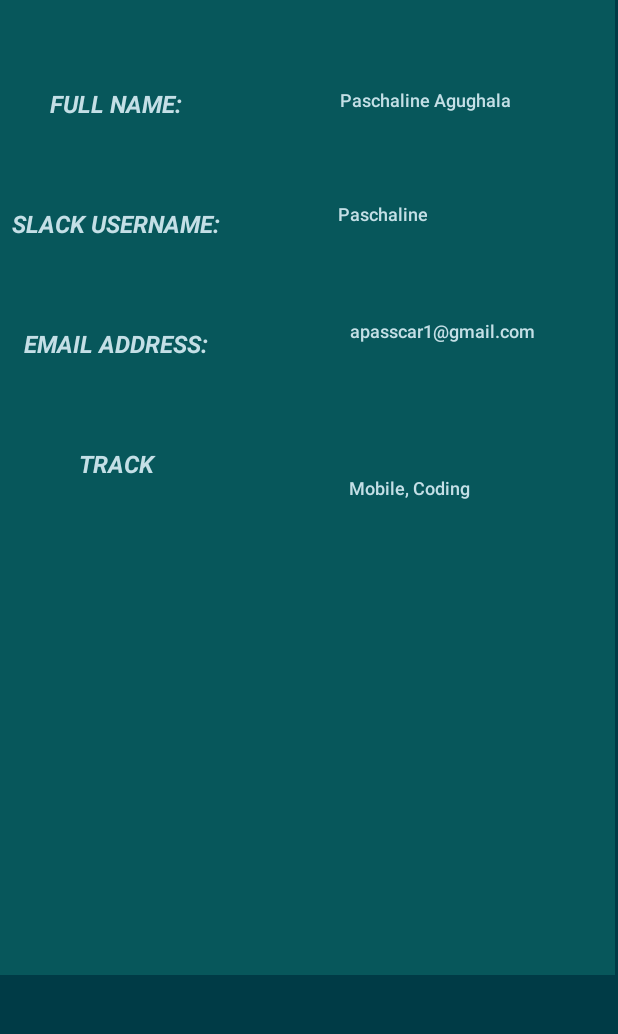
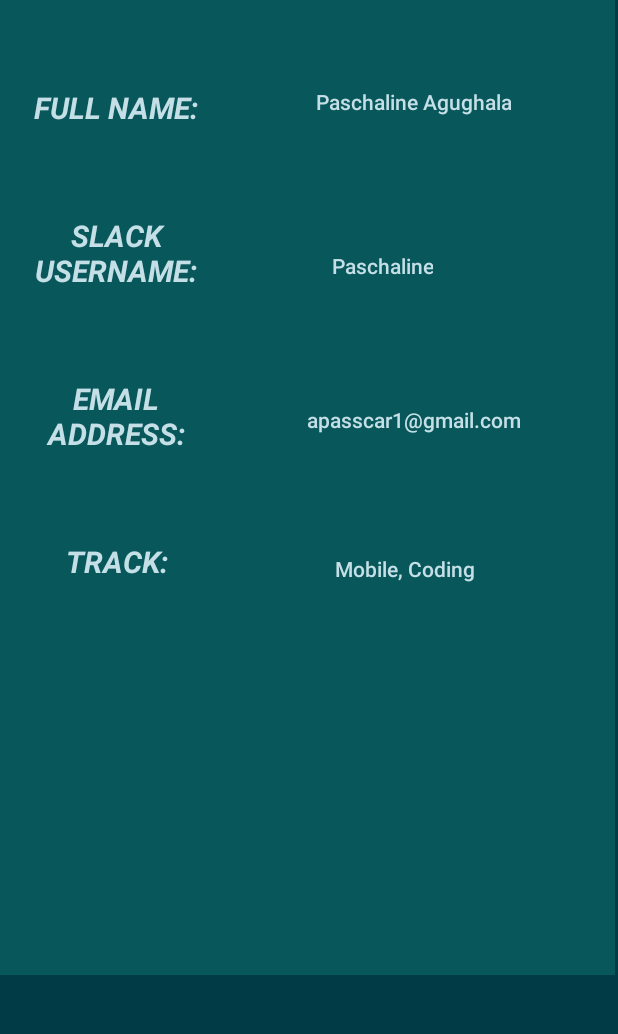
Before and after one commit to passcarlean/basicInformationJava, an Android app: the screen it shows after launch (MainActivity), on a phone screen of 412 x 824 dp, the part 96-1130 px from its top. Run offline under Robolectric (Android 15) with nearby library versions, the phone set to English and light mode, and no system bars.

Commit message:
# myFirstApp
This is a Java app created using Android Studio that  displays my basic information which includes:

My full name
Slack Username
Start.NG email address
Tracks i belong to

```diff
--- a/app/build.gradle
+++ b/app/build.gradle
@@ -17,6 +17,7 @@ android {
             proguardFiles getDefaultProguardFile('proguard-android-optimize.txt'), 'proguard-rules.pro'
         }
     }
+    sourceSets { main { res.srcDirs = ['src/main/res', 'src/main/images'] } }
 }
 
 dependencies {
--- a/app/src/main/res/layout/activity_main.xml
+++ b/app/src/main/res/layout/activity_main.xml
@@ -54,9 +54,9 @@
             android:layout_below="@id/name"
             android:layout_alignEnd="@id/slack_name"
             android:layout_alignRight="@id/slack_name"
-            android:layout_marginTop="51dp"
-            android:layout_marginEnd="-137dp"
-            android:layout_marginRight="-137dp"
+            android:layout_marginTop="82dp"
+            android:layout_marginEnd="-141dp"
+            android:layout_marginRight="-141dp"
             android:text="@string/username" />
 
         <TextView
@@ -71,9 +71,9 @@
             android:layout_below="@id/username"
             android:layout_alignEnd="@id/email_address"
             android:layout_alignRight="@id/email_address"
-            android:layout_marginTop="53dp"
-            android:layout_marginEnd="-209dp"
-            android:layout_marginRight="-209dp"
+            android:layout_marginTop="75dp"
+            android:layout_marginEnd="-200dp"
+            android:layout_marginRight="-200dp"
             android:text="@string/email" />
 
         <TextView
@@ -88,9 +88,9 @@
             android:layout_below="@id/email"
             android:layout_alignEnd="@id/tracks_name"
             android:layout_alignRight="@id/tracks_name"
-            android:layout_marginTop="80dp"
-            android:layout_marginEnd="-166dp"
-            android:layout_marginRight="-166dp"
+            android:layout_marginTop="72dp"
+            android:layout_marginEnd="-169dp"
+            android:layout_marginRight="-169dp"
             android:text="@string/track" />
 
 
--- a/app/src/main/res/values/colors.xml
+++ b/app/src/main/res/values/colors.xml
@@ -3,5 +3,4 @@
     <color name="colorPrimary">#003B46</color>
     <color name="colorPrimaryDark">#07575B</color>
     <color name="colorAccent">#07575B</color>
-    <color name="screenBackground">#C4DFE6</color>
 </resources>
--- a/app/src/main/res/values/strings.xml
+++ b/app/src/main/res/values/strings.xml
@@ -9,7 +9,7 @@
     <string name="username">Paschaline </string>
     <string name="email_address">EMAIL ADDRESS:</string>
     <string name="email">apasscar1@gmail.com</string>
-    <string name="tracks_name">TRACK</string>
+    <string name="tracks_name">TRACK:</string>
     <string name="track">Mobile, Coding</string>
 
 
--- a/app/src/main/res/values/styles.xml
+++ b/app/src/main/res/values/styles.xml
@@ -24,7 +24,7 @@
         <item name="android:layout_width">147dp</item>
         <item name="android:gravity">center_horizontal</item>
         <item name="android:padding">4dp</item>
-        <item name="android:textSize">16sp</item>
+        <item name="android:textSize">20sp</item>
         <item name="android:textStyle">bold|italic</item>
         <item name="android:layout_marginTop"> 50dp</item>
         <item name="android:layout_marginRight">40dp</item>
@@ -44,7 +44,7 @@
         <item name="android:layout_marginTop"> 50dp</item>
         <item name="android:layout_marginRight">-200dp</item>
         <item name="android:layout_marginEnd">-200dp</item>
-        <item name="android:textSize">12sp</item>
+        <item name="android:textSize">14sp</item>
 
 
     </style>
```
Also changed, not shown: app/src/main/res/drawable/basic.PNG (added), 1 other file.
